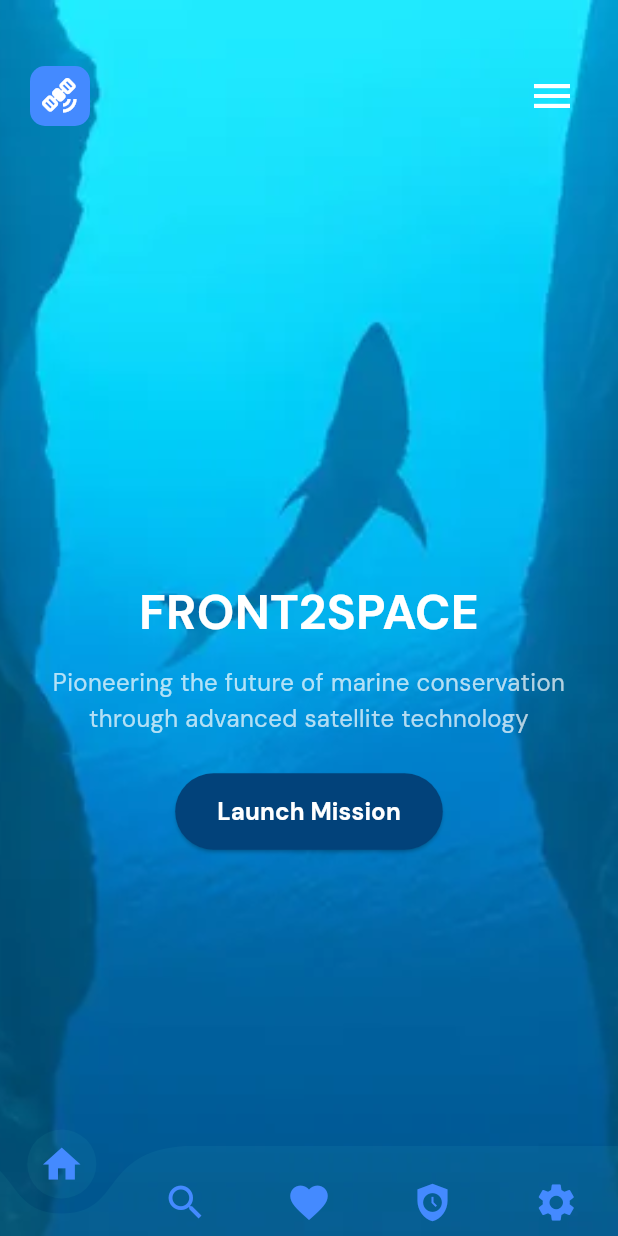
After one commit to eastodev-roy/Nasa-Space-App-Challenge-2025---Team-Front2Space, a Flutter app: the NavBar screen opened directly, on a phone screen of 412 x 824 dp. The commit adds this screen. Run offline on Flutter 3.47's test engine with Material 3 defaults, Android fonts, the phone set to English and light mode, and no system bars; drawn by our look-alikes of curved_navigation_bar; our stand-ins replace flutter_screenutil, get, google_fonts.

Commit message:
update-28/09

```diff
--- a/Mobile App/app/lib/Feature/Nav_bar/view/nav_bar.dart
+++ b/Mobile App/app/lib/Feature/Nav_bar/view/nav_bar.dart
@@ -1,90 +1,74 @@
-import 'dart:developer';
+import 'package:curved_navigation_bar/curved_navigation_bar.dart';
 import 'package:flutter/material.dart';
-import 'package:get/get.dart';
 
-import '../controller/nav_bar_controller.dart';
+import '../../UI/Home_page/view/home_page.dart';
+
+class NavBar extends StatelessWidget {
+   NavBar({super.key});
+  int index =0;
+  final screen=[
+    HomePage(),
+    SearchPage(),
+    FavoritePage(),
+    FavoritePage(),
+    FavoritePage(),
+
+  ];
+   @override
+  Widget build(BuildContext context) {
 
 
-class NavbarView extends StatelessWidget {
-  final NavBarController controller = Get.put(NavBarController());
+    final items = <Widget>[
+      const Icon(Icons.home, size: 30,color: Colors.blueAccent,),
+      const Icon(Icons.search, size: 30,color: Colors.blueAccent,),
+      const Icon(Icons.favorite, size: 30,color: Colors.blueAccent,),
+      const Icon(Icons.safety_check, size: 30,color: Colors.blueAccent,),
+      const Icon(Icons.settings, size: 30,color: Colors.blueAccent,),
+    ];
 
-  final List<Widget> pages = [
-    // HomePage(),
-    // JobPage(),
-    // CommunityPage(),
-    // SkillDevelopmentPage(),
-    // ProfilePage(),
-  ];
+    return Container(
+      color: Colors.tealAccent.withOpacity(0.05),
+      child: Scaffold(
+        extendBody: true,
+        backgroundColor: Colors.cyanAccent,
 
-  final List<String> labels = [
-    'Home',
-    'Visualization ',
-    'Shark',
-    'Skill Development',
-    'Profile',
-  ];
+        bottomNavigationBar: CurvedNavigationBar(
+          color: Colors.tealAccent.withOpacity(0.05),
+          backgroundColor: Colors.transparent,
 
-  /// Updated to hold pairs: [selectedIcon, unselectedIcon]
-  final List<List<String>> iconPairs = [
-    // [ImagePath.activeHome, ImagePath.inactiveHome],
-    // [ImagePath.activeJob, ImagePath.inactiveJob],
-    // [ImagePath.activeCommunity, ImagePath.inactiveCommunity],
-    // [ImagePath.activeSkillDevelopment, ImagePath.inactiveSkillDevelopment],
-    // [ImagePath.activeProfile, ImagePath.inactiveProfile],
-  ];
+          items: items,
+          height: 60,
+          index: index, // Default active tab
+          onTap: (i) {
 
-  NavbarView({super.key});
+          },
+        ),
+        body: screen[index],
+        // body:Image.asset('assets/shark2.jpg',height: double.infinity,width: double.infinity,fit: BoxFit.cover,),
+      ),
+    );
+  }
+}
+
+
+class SearchPage extends StatelessWidget {
+  const SearchPage({super.key});
 
   @override
   Widget build(BuildContext context) {
     return Scaffold(
-      body: Obx(() => pages.elementAt(controller.selectedIndex.value)),
-      bottomNavigationBar: _buildBottomNavigationBar(),
-    );
-  }
-
-  Obx _buildBottomNavigationBar() {
-    return Obx(() {
-      return BottomNavigationBar(
-        backgroundColor: Colors.white,
-        type: BottomNavigationBarType.fixed,
-        currentIndex: controller.selectedIndex.value,
-        onTap: (index) {
-          log('selected index: $index');
-          controller.changeIndex(index);
-        },
-        items: List.generate(
-          labels.length,
-              (index) => _buildNavItem(
-            iconPairs[index][0], // selected icon
-            iconPairs[index][1], // unselected icon
-            labels[index],
-            index,
-          ),
-        ),
-      );
-    });
-  }
-
-  BottomNavigationBarItem _buildNavItem(
-      String selectedIconPath,
-      String unselectedIconPath,
-      String label,
-      int index,
-      ) {
-    return BottomNavigationBarItem(
-      icon: Obx(() {
-        final isSelected = controller.selectedIndex.value == index;
-        // log(
-        //   'Loading icon: ${isSelected ? selectedIconPath : unselectedIconPath}',
-        // );
-        return Image.asset(
-          isSelected ? selectedIconPath : unselectedIconPath,
-          height: 30,
-          width: 30,
-        );
-      }),
-      label: label,
+      backgroundColor: Colors.red,
     );
   }
 }
+
+class FavoritePage extends StatelessWidget {
+  const FavoritePage({super.key});
+
+  @override
+  Widget build(BuildContext context) {
+    return Scaffold(
+      backgroundColor: Colors.indigo,
+    );
+  }
+}
--- a/Mobile App/app/lib/Feature/Splash_Screen/controller/splash_screen_controller.dart
+++ b/Mobile App/app/lib/Feature/Splash_Screen/controller/splash_screen_controller.dart
@@ -2,7 +2,6 @@ import 'package:flutter/material.dart';
 import 'package:get/get.dart';
 
 import '../../Nav_bar/view/nav_bar.dart';
-import '../../Nav_bar/view/new_nav_bar.dart';
 
 class SplashScreenController extends GetxController
     with GetSingleTickerProviderStateMixin {
@@ -30,9 +29,9 @@ class SplashScreenController extends GetxController
     animationController.forward();
 
     // Navigate after 3 seconds
-    Future.delayed(const Duration(seconds: 20), () {
-    // Get.to(()=>NavbarView());
-      Get.to(()=>NewNavBar());
+    Future.delayed(const Duration(seconds: 15), () {
+    Get.to(()=>NavBar());
+    //   Get.to(()=>NewNavBar());
     });
   }
 
--- /dev/null
+++ b/Mobile App/app/lib/Feature/UI/Home_page/view/home_page.dart
@@ -0,0 +1,124 @@
+import 'package:flutter/material.dart';
+import 'package:get/get.dart';
+
+class HomeController extends GetxController {
+  var isMenuOpen = false.obs;
+
+  void toggleMenu() {
+    isMenuOpen.value = !isMenuOpen.value;
+  }
+}
+
+class HomePage extends StatelessWidget {
+  final HomeController controller = Get.put(HomeController());
+
+   HomePage({super.key});
+
+  @override
+  Widget build(BuildContext context) {
+    return Scaffold(
+      body: Stack(
+        children: [
+          // Background image
+          Container(
+            decoration: BoxDecoration(
+              image: DecorationImage(
+                image: AssetImage('assets/shark2.jpg'), // <-- your image path
+                fit: BoxFit.cover,
+              ),
+            ),
+          ),
+
+          // Foreground content
+          Column(
+            children: [
+              // Top bar
+              Padding(
+                padding: const EdgeInsets.symmetric(horizontal:20 , vertical: 40),
+                child: Row(
+                  mainAxisAlignment: MainAxisAlignment.spaceBetween,
+                  children: [
+                    // Logo Icon
+                    Container(
+                      decoration: BoxDecoration(
+                        color: Colors.blueAccent,
+                        borderRadius: BorderRadius.circular(10),
+                      ),
+                      padding: EdgeInsets.all(8),
+                      child: Icon(Icons.satellite_alt, color: Colors.white),
+                    ),
+
+                    // Menu Icon
+                    Obx(() => IconButton(
+                      icon: Icon(
+                        controller.isMenuOpen.value ? Icons.close : Icons.menu,
+                        color: Colors.white,
+                        size: 32,
+                      ),
+                      onPressed: controller.toggleMenu,
+                    )),
+                  ],
+                ),
+              ),
+
+              Spacer(),
+
+              // Title
+              Text(
+                "FRONT2SPACE",
+                style: TextStyle(
+                  color: Colors.white,
+                  fontSize: 32,
+                  fontWeight: FontWeight.bold,
+                ),
+                textAlign: TextAlign.center,
+              ),
+
+              SizedBox(height: 12),
+
+              // Subtitle
+              Padding(
+                padding: const EdgeInsets.symmetric(horizontal: 20),
+                child: Text(
+                  "Pioneering the future of marine conservation\nthrough advanced satellite technology",
+                  style: TextStyle(
+                    color: Colors.white70,
+                    fontSize: 16,
+                    height: 1.5,
+                  ),
+                  textAlign: TextAlign.center,
+                ),
+              ),
+
+              SizedBox(height: 24),
+
+              // Button
+              ElevatedButton(
+                style: ElevatedButton.styleFrom(
+                  backgroundColor: Color(0xFF02427A),
+                  padding: EdgeInsets.symmetric(horizontal: 28, vertical: 14),
+                  shape: RoundedRectangleBorder(
+                    borderRadius: BorderRadius.circular(30),
+                  ),
+                ),
+                onPressed: () {
+                  Get.snackbar("Mission", "Launching mission 🚀",
+                      snackPosition: SnackPosition.BOTTOM,
+                      backgroundColor: Colors.black87,
+                      colorText: Colors.white);
+                },
+                child: Text(
+                  "Launch Mission",
+                  style: TextStyle(fontSize: 16, fontWeight: FontWeight.bold,color: Colors.white),
+                ),
+              ),
+
+              Spacer(),
+            ],
+          ),
+        ],
+      ),
+
+    );
+  }
+}
```
Also changed, not shown: Mobile App/app/lib/Feature/Nav_bar/controller/nav_bar_controller.dart (deleted, +0 -14 lines), Mobile App/app/lib/Feature/Nav_bar/view/new_nav_bar.dart (deleted, +0 -105 lines), Mobile App/app/pubspec.yaml (+3 -13 lines), Mobile App/app/assets/shark.jpg (added), Mobile App/app/assets/shark2.jpg (added), Mobile App/app/pubspec.lock, 6 other files.
